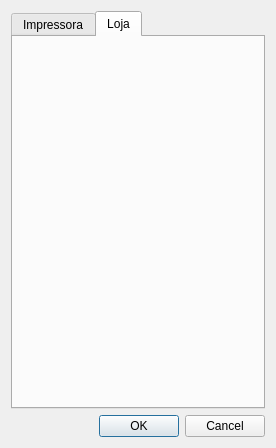
Above: settingsdialog.ui from leidensj/BKVale before the change. Below: the same form after it.
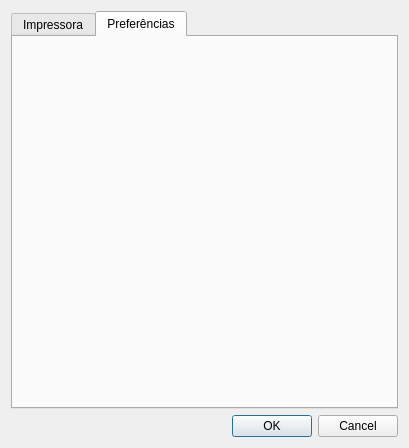
That is the form after the change. The open tabs and pages were chosen to show the change. Icons and pictures are not drawn.

Diff of the .ui file:
```diff
--- a/settingsdialog.ui
+++ b/settingsdialog.ui
@@ -6,7 +6,7 @@
    <rect>
     <x>0</x>
     <y>0</y>
-    <width>276</width>
+    <width>409</width>
     <height>448</height>
    </rect>
   </property>
@@ -228,9 +228,13 @@
         <normaloff>:/icons/res/store.png</normaloff>:/icons/res/store.png</iconset>
       </attribute>
       <attribute name="title">
-       <string>Loja</string>
+       <string>Preferências</string>
       </attribute>
-      <layout class="QVBoxLayout" name="verticalLayout_5"/>
+      <layout class="QVBoxLayout" name="verticalLayout_5">
+       <item>
+        <layout class="QFormLayout" name="ltPreferences"/>
+       </item>
+      </layout>
      </widget>
     </widget>
    </item>
```
Left out of the diff: 6 changed lines with no effect on the pictures.
